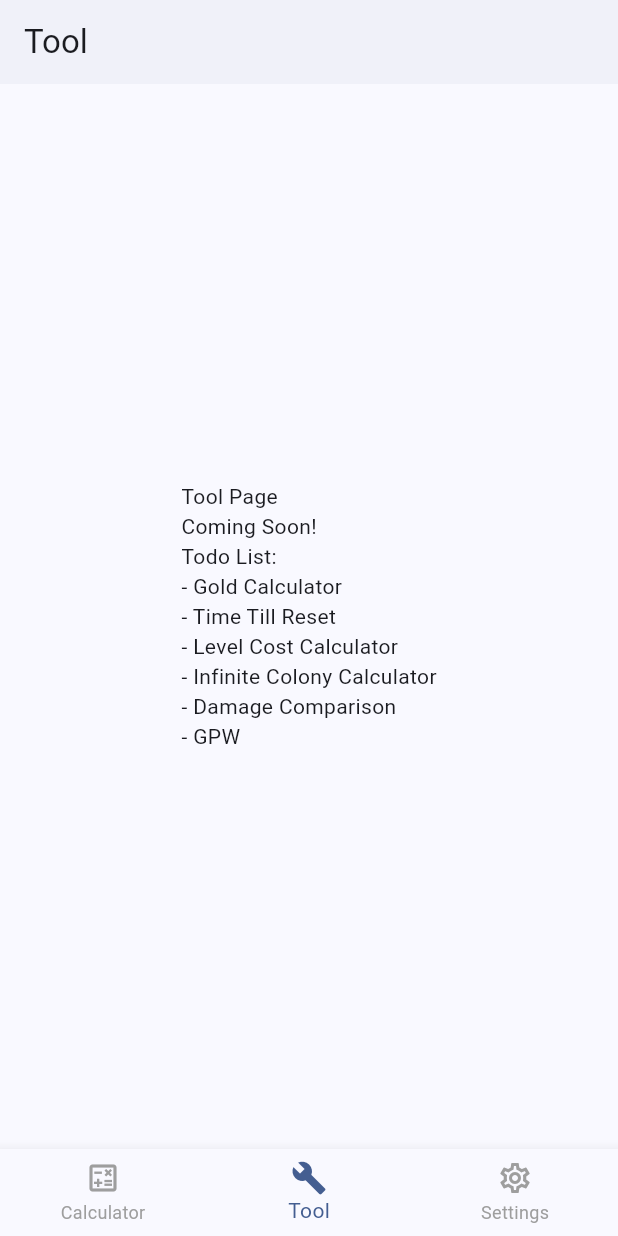
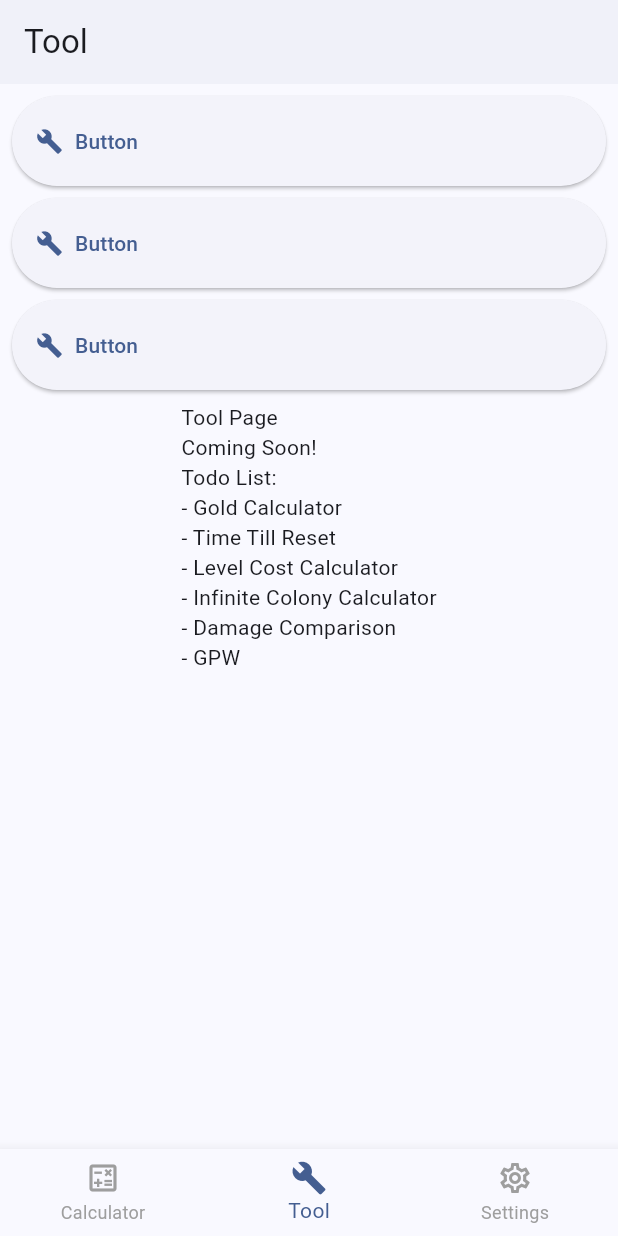
Before and after one commit to FnxAg/GrowCastleCalculator, a Flutter app: the screen it shows after launch, swiped to page 2, on a phone screen of 412 x 824 dp. Run offline on Flutter 3.47's test engine with Material 3 defaults, Android fonts, the phone set to English and light mode, and no system bars; drawn by our look-alikes of dynamic_color; our stand-ins replace get, shared_preferences.

Commit message:
update ToolPage

```diff
--- a/lib/pages/tool_page.dart
+++ b/lib/pages/tool_page.dart
@@ -19,7 +19,60 @@ class _ToolPageState extends State<ToolPage> {
       ),
       body: Padding(
         padding: const EdgeInsets.all(8.0),
-        child: Center(child: Text(AppLocalizations.of(context)!.todo)),
+        child: ListView(
+          shrinkWrap: true,
+          children: [
+            SizedBox(
+              width: double.infinity,
+              child: ElevatedButton.icon(
+                style: ElevatedButton.styleFrom(
+                  alignment: Alignment.centerLeft,
+                  padding: const EdgeInsets.symmetric(
+                    horizontal: 16,
+                    vertical: 20,
+                  ),
+                ),
+                icon: Icon(Icons.build),
+                label: Text('Button'),
+                onPressed: () {},
+              ),
+            ),
+            SizedBox(height: 8),
+            SizedBox(
+              width: double.infinity,
+              child: ElevatedButton.icon(
+                style: ElevatedButton.styleFrom(
+                  alignment: Alignment.centerLeft,
+                  padding: const EdgeInsets.symmetric(
+                    horizontal: 16,
+                    vertical: 20,
+                  ),
+                ),
+                icon: Icon(Icons.build),
+                label: Text('Button'),
+                onPressed: () {},
+              ),
+            ),
+            SizedBox(height: 8),
+            SizedBox(
+              width: double.infinity,
+              child: ElevatedButton.icon(
+                style: ElevatedButton.styleFrom(
+                  alignment: Alignment.centerLeft,
+                  padding: const EdgeInsets.symmetric(
+                    horizontal: 16,
+                    vertical: 20,
+                  ),
+                ),
+                icon: Icon(Icons.build),
+                label: Text('Button'),
+                onPressed: () {},
+              ),
+            ),
+            SizedBox(height: 8),
+            Center(child: Text(AppLocalizations.of(context)!.todo)),
+          ],
+        ),
       ),
     );
   }
```
